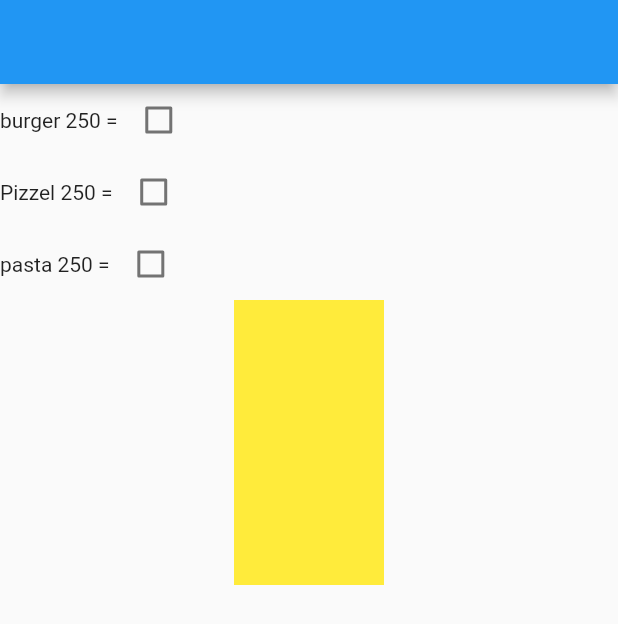
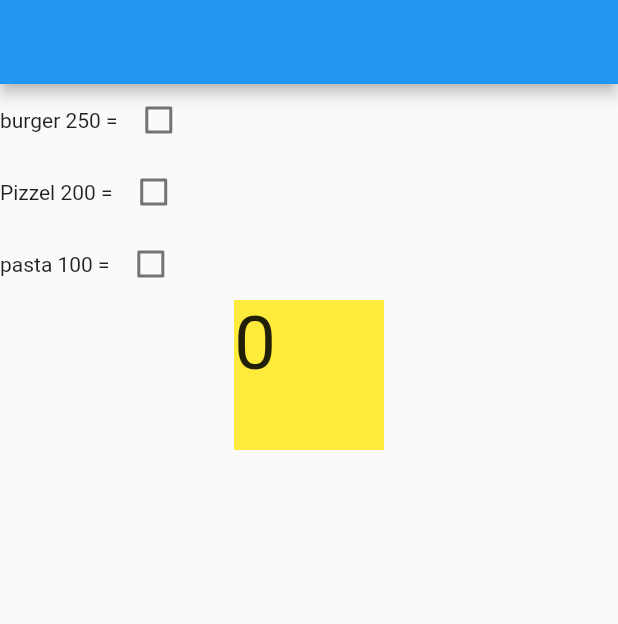
Before and after one commit to koratjay09/zomatomenu, a Flutter app: the screen it shows after launch, on a phone screen of 412 x 824 dp. Shown: the top 624 px of the screen. Run offline on Flutter 3.47's test engine with Material 2 defaults, Android fonts, the phone set to English and light mode, and no system bars; our stand-ins replace get.

Commit message:
Initial commit

```diff
--- a/lib/first.dart
+++ b/lib/first.dart
@@ -26,7 +26,7 @@ class first extends StatelessWidget {
           ),
           Row(
             children: [
-              Text("Pizzel 250 = "),
+              Text("Pizzel 200 = "),
               Obx(() => Checkbox(
                 value: m.check2.value,
                 onChanged: (value) {
@@ -38,7 +38,7 @@ class first extends StatelessWidget {
           ),
           Row(
             children: [
-              Text("pasta 250 = "),
+              Text("pasta 100 = "),
               Obx(() => Checkbox(
                 value: m.check3.value,
                 onChanged: (value) {
@@ -49,7 +49,8 @@ class first extends StatelessWidget {
               ))
             ],
           ),
-          Container(height: 190,width: 100,color: Colors.yellow,)
+          Obx(() => Container(
+            child: Text("${m.ans}",style: TextStyle(fontSize: 50),),height: 100,width: 100,color: Colors.yellow,))
         ],
       ),
     );
--- a/lib/model.dart
+++ b/lib/model.dart
@@ -5,15 +5,32 @@ class model extends GetxController {
   RxBool check1 = false.obs;
   RxBool check2 = false.obs;
   RxBool check3 = false.obs;
-
+  RxInt ans = 0.obs;
   void valu1(bool va1){
     check1.value = !check1.value;
-
+    if(check1.isTrue){
+      ans.value = ans.value+250;
+    }
+    else{
+      ans.value=ans.value-250;
+    }
   }
   void valu2(bool va2){
     check2.value = !check2.value;
+    if(check2.isTrue){
+      ans.value = ans.value+200;
+    }
+    else{
+      ans.value=ans.value-200;
+    }
   }
   void valu3(bool va3){
     check3.value = !check3.value;
+    if(check3.isTrue){
+      ans.value = ans.value+100;
+    }
+    else{
+      ans.value=ans.value-100;
+    }
   }
 }
```
